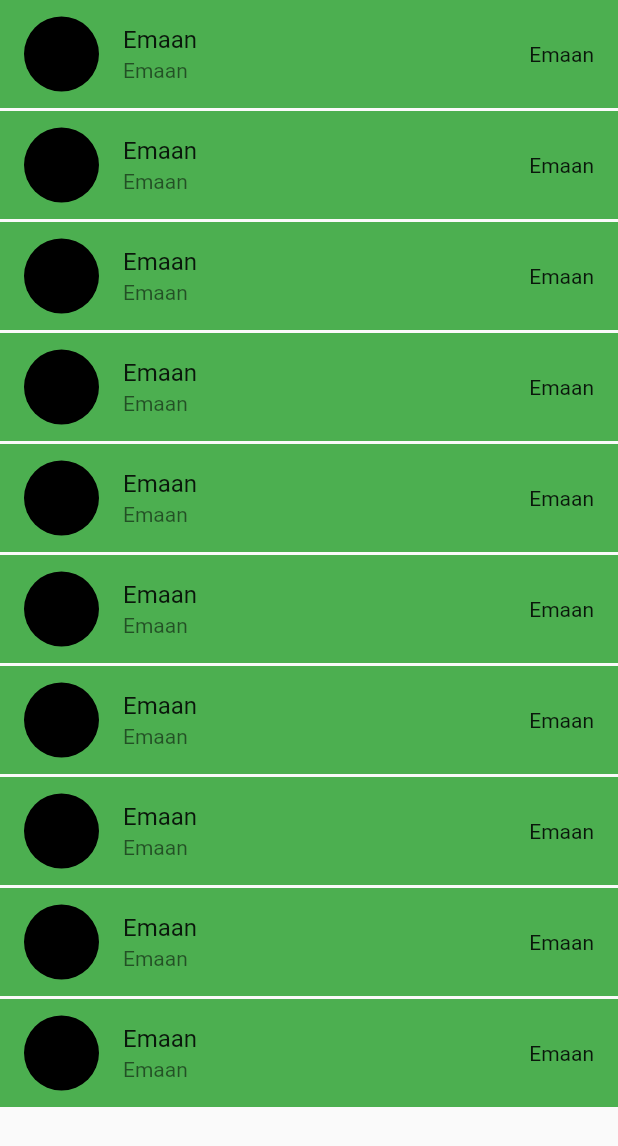
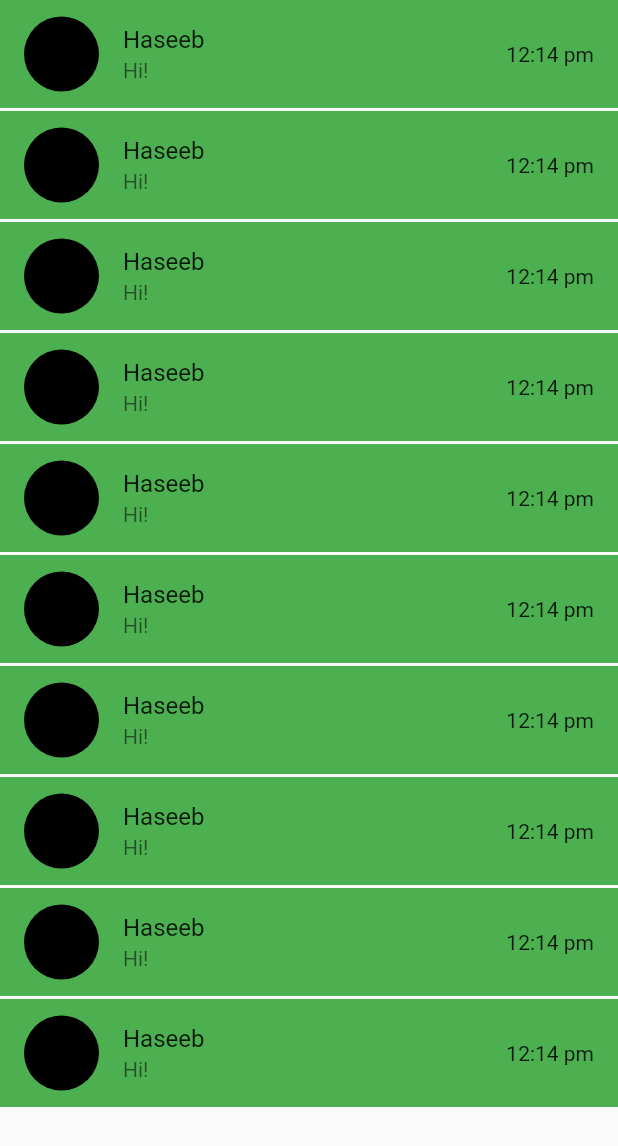
Before and after one commit to Haseeb-Afandi/whatsappChat, a Flutter app: the screen it shows after launch, on a phone screen of 412 x 824 dp. Shown: the top 1146 px of the screen. Run offline on Flutter 3.47's test engine with Material 2 defaults, Android fonts, the phone set to English and light mode, and no system bars.

Commit message:
Widget is now dynamic

```diff
--- a/lib/profile_view.dart
+++ b/lib/profile_view.dart
@@ -10,16 +10,56 @@ class ProfileView extends StatelessWidget {
       body: SafeArea(
         child: Column(
           children: [
-            ProfileTile(),
-            ProfileTile(),
-            ProfileTile(),
-            ProfileTile(),
-            ProfileTile(),
-            ProfileTile(),
-            ProfileTile(),
-            ProfileTile(),
-            ProfileTile(),
-            ProfileTile(),
+            ProfileTile(
+              username: "Haseeb",
+              message: "Hi!",
+              time: "12:14 pm",
+            ),
+            ProfileTile(
+              username: "Haseeb",
+              message: "Hi!",
+              time: "12:14 pm",
+            ),
+            ProfileTile(
+              username: "Haseeb",
+              message: "Hi!",
+              time: "12:14 pm",
+            ),
+            ProfileTile(
+              username: "Haseeb",
+              message: "Hi!",
+              time: "12:14 pm",
+            ),
+            ProfileTile(
+              username: "Haseeb",
+              message: "Hi!",
+              time: "12:14 pm",
+            ),
+            ProfileTile(
+              username: "Haseeb",
+              message: "Hi!",
+              time: "12:14 pm",
+            ),
+            ProfileTile(
+              username: "Haseeb",
+              message: "Hi!",
+              time: "12:14 pm",
+            ),
+            ProfileTile(
+              username: "Haseeb",
+              message: "Hi!",
+              time: "12:14 pm",
+            ),
+            ProfileTile(
+              username: "Haseeb",
+              message: "Hi!",
+              time: "12:14 pm",
+            ),
+            ProfileTile(
+              username: "Haseeb",
+              message: "Hi!",
+              time: "12:14 pm",
+            ),
             // Container(
             //   color: Colors.amber,
             //   height: 200,
--- a/lib/widgets/profile_tile.dart
+++ b/lib/widgets/profile_tile.dart
@@ -1,11 +1,20 @@
 import 'package:flutter/material.dart';
 
 class ProfileTile extends StatelessWidget {
-  const ProfileTile({super.key});
+  final String username;
+  final String message;
+  final String? time;
+
+  const ProfileTile({
+    super.key,
+    required this.username,
+    required this.message,
+    required this.time,
+  });
 
   @override
   Widget build(BuildContext context) {
-    return const Padding(
+    return Padding(
       padding: EdgeInsets.only(bottom: 2),
       child: ListTile(
         tileColor: Colors.green,
@@ -13,9 +22,9 @@ class ProfileTile extends StatelessWidget {
           backgroundColor: Colors.black,
           radius: 25,
         ),
-        title: Text("Emaan"),
-        subtitle: Text("Emaan"),
-        trailing: Text("Emaan"),
+        title: Text(username),
+        subtitle: Text(message),
+        trailing: Text(time!),
       ),
     );
   }
```
